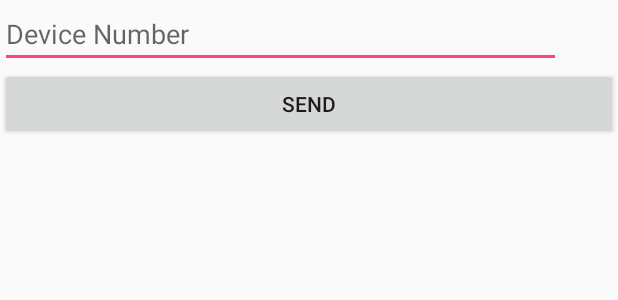
After one commit to hyunhyun/2018-grad-project-mobile, an Android app: the layout activity_device.xml on its own in the app's theme, with its tools: preview values and no code run, on a phone screen of 412 x 824 dp. The commit adds this screen. Shown: the top 300 px of the screen. Run offline under Robolectric (Android 15) with nearby library versions, the phone set to English and light mode, and no system bars; network calls fail.

Commit message:
Device Register done

```diff
--- a/app/src/main/AndroidManifest.xml
+++ b/app/src/main/AndroidManifest.xml
@@ -113,6 +113,7 @@
             android:name="com.amazonaws.mobileconnectors.s3.transferutility.TransferService"
             android:enabled="true" />
 
+        <activity android:name=".DeviceRegister" />
 
     </application>
 
--- a/app/src/main/java/com/example/jhyun_000/fcmtest/Constants.java
+++ b/app/src/main/java/com/example/jhyun_000/fcmtest/Constants.java
@@ -5,9 +5,9 @@ package com.example.jhyun_000.fcmtest;
  */
 
 public class Constants {
-
     public static String server_url = "http://grad-project-app.herokuapp.com";
     public static String server_url_user_register = "http://grad-project-app.herokuapp.com/user/register";
     public static String server_url_face_register = "http://grad-project-app.herokuapp.com/device/face-register";
     public static String server_url_emergency = "http://grad-project-app.herokuapp.com/user/emergency";
+    public static String server_url_device_register = "https://grad-project-app.herokuapp.com/device/device-register";
 }
--- /dev/null
+++ b/app/src/main/res/layout/activity_device.xml
@@ -0,0 +1,19 @@
+<?xml version="1.0" encoding="utf-8"?>
+<LinearLayout xmlns:android="http://schemas.android.com/apk/res/android"
+    android:orientation="vertical"
+    android:layout_width="match_parent"
+    android:layout_height="match_parent">
+
+    <EditText
+        android:id="@+id/edit_deviceNumber"
+        android:layout_width="374dp"
+        android:layout_height="wrap_content"
+        android:hint="Device Number" />
+
+    <Button
+        android:id="@+id/button_device"
+        android:layout_width="match_parent"
+        android:layout_height="wrap_content"
+        android:text="SEND" />
+
+</LinearLayout>
--- a/app/src/main/res/layout/activity_profile.xml
+++ b/app/src/main/res/layout/activity_profile.xml
@@ -63,7 +63,7 @@
         android:id="@+id/button_profile"
         android:layout_width="match_parent"
         android:layout_height="wrap_content"
-        android:text="Button" />
+        android:text="UPDATE" />
 
 
 </LinearLayout>
```
Also changed, not shown: app/src/main/java/com/example/jhyun_000/fcmtest/DeviceRegister.java (added, +124 -0 lines), app/src/main/java/com/example/jhyun_000/fcmtest/EmergencyActivity.java (+4 -4 lines), app/src/main/java/com/example/jhyun_000/fcmtest/MainActivity.java (+22 -13 lines), app/src/main/res/layout/activity_main.xml (+11 -5 lines).
